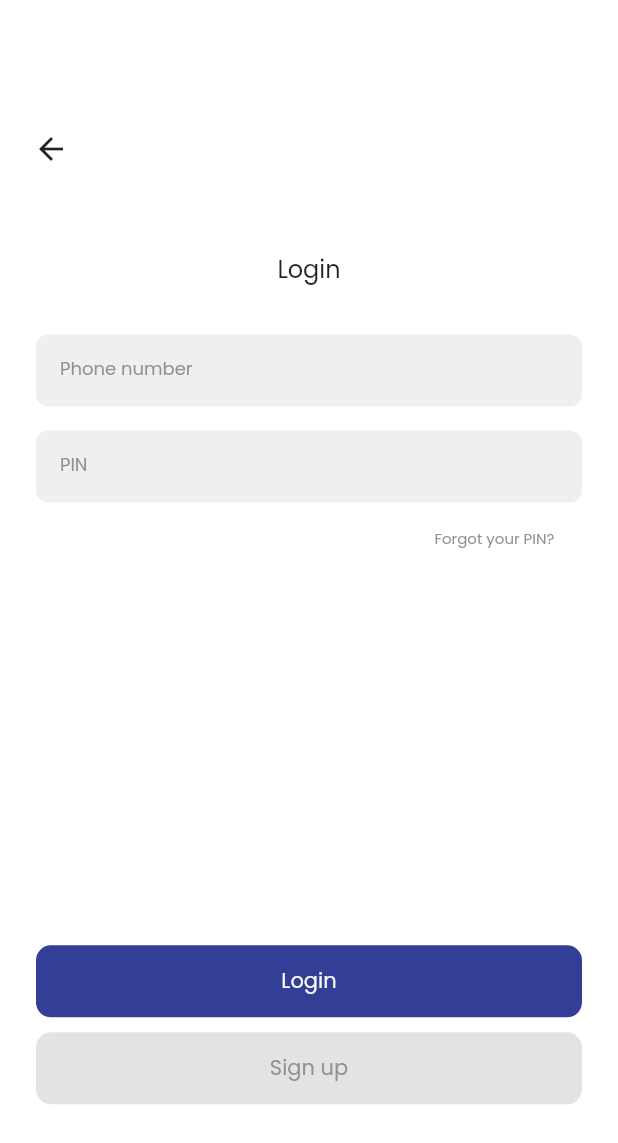
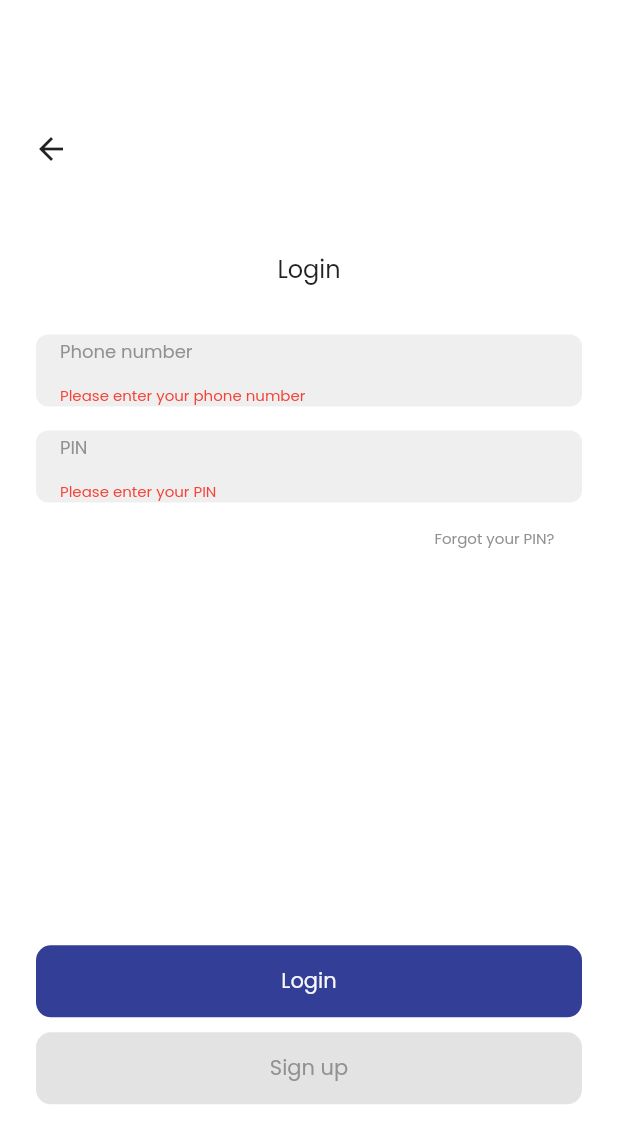
Before and after one commit to Orange-Hackathon/tapcash-Cross-Platform, a Flutter app: the LoginScreen screen opened directly, after a tap on "Login", on a phone screen of 412 x 824 dp. Shown: the top 1143 px of the screen. Run offline on Flutter 3.47's test engine with Material 2 defaults, Android fonts, the phone set to English and light mode, and no system bars; our stand-ins replace animated_splash_screen, email_validator, hexcolor, pin_code_fields, shared_preferences; accounts and stored records are empty.

Commit message:
(add): login screen validation

```diff
--- a/orange_hackathon_flutter/lib/views/screens/login_screen.dart
+++ b/orange_hackathon_flutter/lib/views/screens/login_screen.dart
@@ -10,6 +10,7 @@ import 'package:provider/provider.dart';
 class LoginScreen extends StatelessWidget {
   var phoneController = TextEditingController();
   var pinController = TextEditingController();
+  final GlobalKey<FormState> formKey = GlobalKey<FormState>();
 
   LoginScreen({super.key});
 
@@ -21,6 +22,8 @@ class LoginScreen extends StatelessWidget {
     return Consumer<AuthenticationUIProvider>(
         builder: (context, value, child) => Scaffold(
               body: SingleChildScrollView(
+                  child: Form(
+                key: formKey,
                 child: Column(
                   mainAxisAlignment: MainAxisAlignment.start,
                   children: [
@@ -62,27 +65,36 @@ class LoginScreen extends StatelessWidget {
                           borderRadius: BorderRadius.circular(8.0),
                           color: HexColor("#EFEFEF"),
                         ),
-                        child: Padding(
-                          padding: const EdgeInsets.only(
-                              top: 14.4, bottom: 14.4, left: 16),
                         child: TextFormField(
+                          maxLength: 11,
+                          validator: (val) {
+                            if (val!.isEmpty) {
+                              return 'Please enter your phone number';
+                            } else if (val.length < 11) {
+                              return 'Your number must not be less than 11 digits';
+                            } else {
+                              return null;
+                            }
+                          },
                           cursorColor: Colors.black,
                           controller: phoneController,
                           keyboardType: TextInputType.phone,
-                            onTap: () {
-                              value.phoneLoginlabelVisibleUnvisible();
-                            },
                           decoration: InputDecoration(
+                              counterText: '',
+                              errorStyle: const TextStyle(
+                                  fontFamily: 'poppins',
+                                  fontSize: 10,
+                                  fontWeight: FontWeight.w400,
+                                  color: Colors.red),
+                              contentPadding: const EdgeInsets.symmetric(
+                                  vertical: 10.4, horizontal: 16),
                               border: InputBorder.none,
-                                labelText: value.isPhoneLoginLabelVisible
-                                    ? 'Phone number'
-                                    : null,
-                                labelStyle: TextStyle(
+                              hintText: 'Phone number',
+                              hintStyle: TextStyle(
                                   fontFamily: 'poppins',
                                   fontSize: 12,
                                   fontWeight: FontWeight.w400,
                                   color: HexColor("#939094"))),
-                          ),
                         ),
                       ),
                     ),
@@ -98,26 +110,36 @@ class LoginScreen extends StatelessWidget {
                           borderRadius: BorderRadius.circular(8.0),
                           color: HexColor("#EFEFEF"),
                         ),
-                        child: Padding(
-                          padding: const EdgeInsets.only(
-                              top: 14.4, bottom: 14.4, left: 16),
                         child: TextFormField(
+                          maxLength: 4,
+                          validator: (val) {
+                            if (val!.isEmpty) {
+                              return 'Please enter your PIN';
+                            } else if (val.length != 4) {
+                              return 'Your PIN must be 4 digits';
+                            } else {
+                              return null;
+                            }
+                          },
                           cursorColor: Colors.black,
                           controller: pinController,
                           keyboardType: TextInputType.number,
-                            onTap: () {
-                              value.pinLoginlabelVisibleUnvisible();
-                            },
                           decoration: InputDecoration(
+                              counterText: '',
+                              errorStyle: const TextStyle(
+                                  fontFamily: 'poppins',
+                                  fontSize: 10,
+                                  fontWeight: FontWeight.w400,
+                                  color: Colors.red),
+                              contentPadding: const EdgeInsets.symmetric(
+                                  vertical: 10.4, horizontal: 16),
                               border: InputBorder.none,
-                                labelText:
-                                    value.isPinLoginLabelVisible ? 'PIN' : null,
-                                labelStyle: TextStyle(
+                              hintText: 'PIN',
+                              hintStyle: TextStyle(
                                   fontFamily: 'poppins',
                                   fontSize: 12,
                                   fontWeight: FontWeight.w400,
                                   color: HexColor("#939094"))),
-                          ),
                         ),
                       ),
                     ),
@@ -137,8 +159,7 @@ class LoginScreen extends StatelessWidget {
                             Navigator.push(
                                 context,
                                 MaterialPageRoute(
-                                    builder: (context) =>
-                                         ForgotPinScreen()));
+                                    builder: (context) => ForgotPinScreen()));
                           },
                           child: Text(
                             'Forgot your PIN?',
@@ -160,7 +181,15 @@ class LoginScreen extends StatelessWidget {
                           height: 48,
                           width: double.infinity,
                           child: DefaultButton(
-                              onSubmitted: () {},
+                              onSubmitted: () {
+                                if (formKey.currentState!.validate()) {
+                                  Navigator.push(
+                                      context,
+                                      MaterialPageRoute(
+                                          builder: (context) =>
+                                              OnBoardingScreen()));
+                                }
+                              },
                               color: HexColor("#333E96"),
                               text: "Login",
                               textColor: HexColor("#F7F7F7")),
@@ -176,7 +205,7 @@ class LoginScreen extends StatelessWidget {
                           height: 48,
                           width: double.infinity,
                           child: DefaultButton(
-                              onSubmitted: () async{
+                              onSubmitted: () async {
                                 Navigator.push(
                                     context,
                                     MaterialPageRoute(
@@ -189,7 +218,7 @@ class LoginScreen extends StatelessWidget {
                         )),
                   ],
                 ),
-              ),
+              )),
             ));
   }
 }
--- a/orange_hackathon_flutter/lib/views/screens/phone_number_screen.dart
+++ b/orange_hackathon_flutter/lib/views/screens/phone_number_screen.dart
@@ -116,11 +116,12 @@ class PhoneNumberScreen extends StatelessWidget {
                                   if (val!.isEmpty) {
                                     return 'Please enter your phone number';
                                   } else if (val.length < 11) {
-                                    return 'Your number must not be less than 11 digit';
+                                    return 'Your number must not be less than 11 digits';
                                   } else {
                                     return null;
                                   }
                                 },
+
                                 controller: phoneController,
                                 maxLength: 11,
                                 keyboardType: TextInputType.phone,
```
Lines whose indentation alone changed are shown as unchanged.
